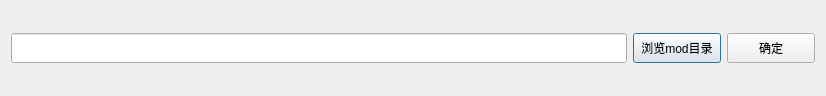
Above: UI/opening.ui from Pactivsa/V3-Edit before the change. Below: the same form after it.
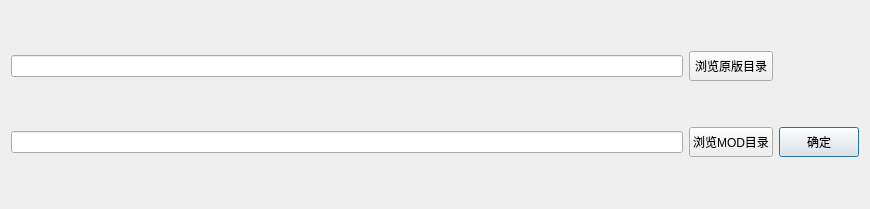
That is the form after the change.

```diff
--- a/UI/opening.ui
+++ b/UI/opening.ui
@@ -6,8 +6,8 @@
    <rect>
     <x>0</x>
     <y>0</y>
-    <width>826</width>
-    <height>96</height>
+    <width>870</width>
+    <height>209</height>
    </rect>
   </property>
   <property name="windowTitle">
@@ -15,31 +15,21 @@
   </property>
   <layout class="QHBoxLayout" name="horizontalLayout_2">
    <item>
-    <layout class="QHBoxLayout" name="horizontalLayout" stretch="7,1,1">
-     <item>
+    <layout class="QGridLayout" name="gridLayout">
+     <item row="1" column="1">
       <widget class="QLineEdit" name="lineEdit">
        <property name="minimumSize">
         <size>
          <width>0</width>
-         <height>30</height>
+         <height>0</height>
         </size>
        </property>
       </widget>
      </item>
-     <item>
-      <widget class="QPushButton" name="pushButton">
-       <property name="minimumSize">
-        <size>
-         <width>0</width>
-         <height>30</height>
-        </size>
-       </property>
-       <property name="text">
-        <string>浏览mod目录</string>
-       </property>
-      </widget>
+     <item row="0" column="1">
+      <widget class="QLineEdit" name="lineEdit_2"/>
      </item>
-     <item>
+     <item row="1" column="3">
       <widget class="QPushButton" name="pushButton_2">
        <property name="sizePolicy">
         <sizepolicy hsizetype="Preferred" vsizetype="Fixed">
@@ -58,6 +48,32 @@
        </property>
       </widget>
      </item>
+     <item row="0" column="2">
+      <widget class="QPushButton" name="pushButton">
+       <property name="minimumSize">
+        <size>
+         <width>0</width>
+         <height>30</height>
+        </size>
+       </property>
+       <property name="text">
+        <string>浏览原版目录</string>
+       </property>
+      </widget>
+     </item>
+     <item row="1" column="2">
+      <widget class="QPushButton" name="pushButton_3">
+       <property name="minimumSize">
+        <size>
+         <width>0</width>
+         <height>30</height>
+        </size>
+       </property>
+       <property name="text">
+        <string>浏览MOD目录</string>
+       </property>
+      </widget>
+     </item>
     </layout>
    </item>
   </layout>
```
